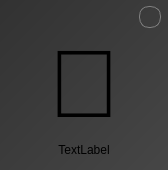
The window that ui/file_card.ui (CyllXap4ok/PDF_Multy_Search) describes before a commit, drawn with Qt 5.
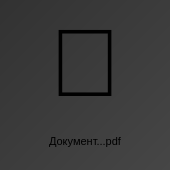
The same window after the commit.

The edit to the form file:
```diff
--- a/ui/file_card.ui
+++ b/ui/file_card.ui
@@ -6,7 +6,7 @@
    <rect>
     <x>0</x>
     <y>0</y>
-    <width>168</width>
+    <width>170</width>
     <height>170</height>
    </rect>
   </property>
@@ -18,13 +18,13 @@
   </property>
   <property name="minimumSize">
    <size>
-    <width>150</width>
+    <width>170</width>
     <height>170</height>
    </size>
   </property>
   <property name="maximumSize">
    <size>
-    <width>168</width>
+    <width>170</width>
     <height>170</height>
    </size>
   </property>
@@ -49,75 +49,21 @@
   </property>
   <layout class="QVBoxLayout" name="verticalLayout">
    <property name="spacing">
-    <number>5</number>
+    <number>0</number>
    </property>
    <property name="leftMargin">
-    <number>5</number>
+    <number>0</number>
    </property>
    <property name="topMargin">
-    <number>5</number>
+    <number>0</number>
    </property>
    <property name="rightMargin">
-    <number>5</number>
+    <number>0</number>
    </property>
    <property name="bottomMargin">
-    <number>5</number>
+    <number>0</number>
    </property>
-   <item alignment="Qt::AlignmentFlag::AlignRight">
-    <widget class="QCheckBox" name="select_file">
-     <property name="minimumSize">
-      <size>
-       <width>24</width>
-       <height>24</height>
-      </size>
-     </property>
-     <property name="maximumSize">
-      <size>
-       <width>24</width>
-       <height>24</height>
-      </size>
-     </property>
-     <property name="baseSize">
-      <size>
-       <width>24</width>
-       <height>24</height>
-      </size>
-     </property>
-     <property name="font">
-      <font>
-       <pointsize>10</pointsize>
-       <bold>true</bold>
-      </font>
-     </property>
-     <property name="styleSheet">
-      <string notr="true">QCheckBox {
-    background: transparent;
-	color: white;
-	border:none;
-}
-
-QCheckBox:indicator {
-    width: 20px;
-    height: 20px;
-}
-
-QCheckBox::indicator:unchecked {
-    border: 1px solid gray;
-	border-radius: 10px;
-}
-
-QCheckBox::indicator:checked {
-    background-color: rgb(104, 186, 123);
-	border: 1px solid gray;
-	border-radius: 10px;
-}</string>
-     </property>
-     <property name="text">
-      <string/>
-     </property>
-    </widget>
-   </item>
-   <item alignment="Qt::AlignmentFlag::AlignHCenter|Qt::AlignmentFlag::AlignVCenter">
+   <item alignment="Qt::AlignmentFlag::AlignHCenter">
     <widget class="QLabel" name="file_icon">
      <property name="sizePolicy">
       <sizepolicy hsizetype="Fixed" vsizetype="Fixed">
@@ -174,13 +120,13 @@
      </property>
      <property name="minimumSize">
       <size>
-       <width>150</width>
+       <width>160</width>
        <height>30</height>
       </size>
      </property>
      <property name="maximumSize">
       <size>
-       <width>150</width>
+       <width>160</width>
        <height>30</height>
       </size>
      </property>
@@ -190,15 +136,29 @@
        <height>30</height>
       </size>
      </property>
+     <property name="font">
+      <font>
+       <pointsize>8</pointsize>
+      </font>
+     </property>
      <property name="styleSheet">
       <string notr="true">background:transparent;</string>
      </property>
+     <property name="frameShadow">
+      <enum>QFrame::Shadow::Plain</enum>
+     </property>
      <property name="text">
-      <string>TextLabel</string>
+      <string>Документ...pdf</string>
      </property>
      <property name="alignment">
       <set>Qt::AlignmentFlag::AlignCenter</set>
      </property>
+     <property name="wordWrap">
+      <bool>true</bool>
+     </property>
+     <property name="textInteractionFlags">
+      <set>Qt::TextInteractionFlag::NoTextInteraction</set>
+     </property>
     </widget>
    </item>
   </layout>
```
Left out of the diff: 4 changed lines with no effect on the pictures.
